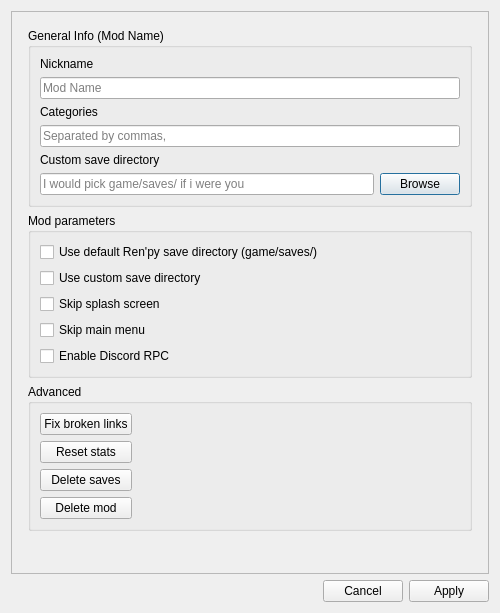
Above: src/qt/optionsdialog.ui from danatation/dossier before the change. Below: the same form after it.
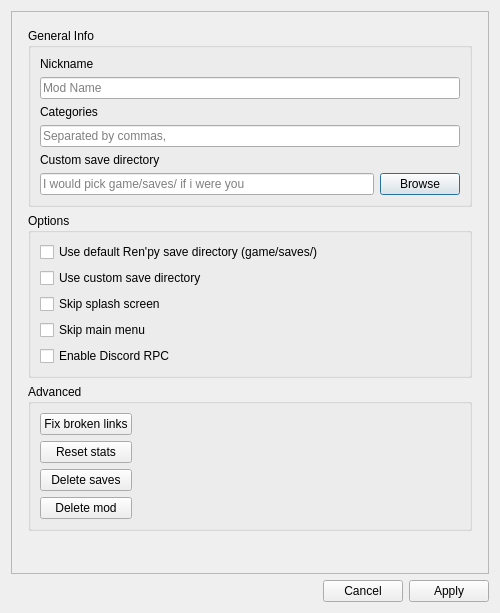
That is the form after the change.

Patch:
```diff
--- a/src/qt/optionsdialog.ui
+++ b/src/qt/optionsdialog.ui
@@ -50,7 +50,7 @@
        <item row="0" column="0">
         <widget class="QGroupBox" name="optionsGeneralInfo">
          <property name="title">
-          <string>General Info (Mod Name)</string>
+          <string>General Info</string>
          </property>
          <property name="flat">
           <bool>false</bool>
@@ -173,7 +173,7 @@
        <item row="1" column="0">
         <widget class="QGroupBox" name="optionsModParameters">
          <property name="title">
-          <string>Mod parameters</string>
+          <string>Options</string>
          </property>
          <layout class="QGridLayout" name="gridLayout_3">
           <item row="4" column="0">
```
Left out of the diff: 4 changed lines with no effect on the pictures.
